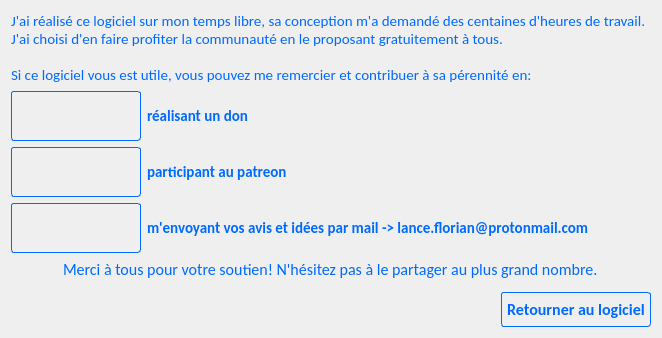
FlorianLance/PhotosConsigne, file PhotosConsigne/ui/Support.ui: the form before one commit.
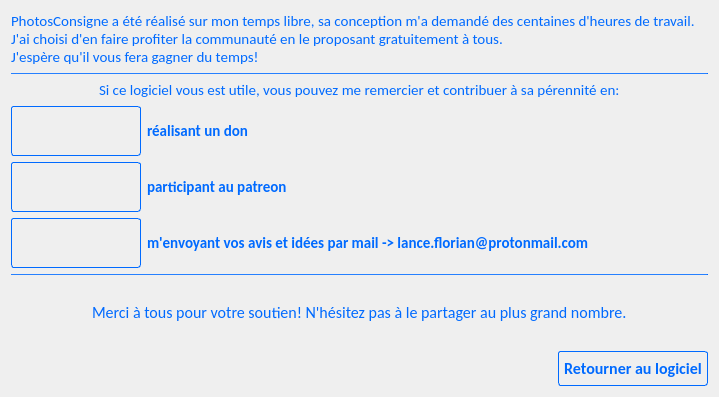
The form after the commit. Icons and pictures are not drawn.

```diff
--- a/PhotosConsigne/ui/Support.ui
+++ b/PhotosConsigne/ui/Support.ui
@@ -6,8 +6,8 @@
    <rect>
     <x>0</x>
     <y>0</y>
-    <width>662</width>
-    <height>338</height>
+    <width>719</width>
+    <height>397</height>
    </rect>
   </property>
   <property name="minimumSize">
@@ -44,10 +44,41 @@
 </string>
      </property>
      <property name="text">
-      <string>J'ai réalisé ce logiciel sur mon temps libre, sa conception m'a demandé des centaines d'heures de travail.
+      <string>PhotosConsigne a été réalisé sur mon temps libre, sa conception m'a demandé des centaines d'heures de travail.
 J'ai choisi d'en faire profiter la communauté en le proposant gratuitement à tous.
+J'espère qu'il vous fera gagner du temps!</string>
+     </property>
+    </widget>
+   </item>
+   <item>
+    <widget class="Line" name="line">
+     <property name="maximumSize">
+      <size>
+       <width>16777215</width>
+       <height>1</height>
+      </size>
+     </property>
+     <property name="styleSheet">
+      <string notr="true">	background-color : rgb(0,106,255);</string>
+     </property>
+     <property name="orientation">
+      <enum>Qt::Horizontal</enum>
+     </property>
+    </widget>
+   </item>
+   <item alignment="Qt::AlignHCenter">
+    <widget class="QLabel" name="label_2">
+     <property name="styleSheet">
+      <string notr="true">QWidget {
+  
+	color : rgb(0,106,255);
+    font:  11pt Calibri;
 
-Si ce logiciel vous est utile, vous pouvez me remercier et contribuer à sa pérennité en:</string>
+ }
+</string>
+     </property>
+     <property name="text">
+      <string>Si ce logiciel vous est utile, vous pouvez me remercier et contribuer à sa pérennité en:</string>
      </property>
     </widget>
    </item>
@@ -282,6 +313,35 @@
      </item>
     </layout>
    </item>
+   <item>
+    <widget class="Line" name="line_2">
+     <property name="maximumSize">
+      <size>
+       <width>16777215</width>
+       <height>1</height>
+      </size>
+     </property>
+     <property name="styleSheet">
+      <string notr="true">	background-color : rgb(0,106,255);</string>
+     </property>
+     <property name="orientation">
+      <enum>Qt::Horizontal</enum>
+     </property>
+    </widget>
+   </item>
+   <item>
+    <spacer name="verticalSpacer_2">
+     <property name="orientation">
+      <enum>Qt::Vertical</enum>
+     </property>
+     <property name="sizeHint" stdset="0">
+      <size>
+       <width>20</width>
+       <height>40</height>
+      </size>
+     </property>
+    </spacer>
+   </item>
    <item alignment="Qt::AlignHCenter">
     <widget class="QLabel" name="laThanks">
      <property name="styleSheet">
```
Left out of the diff: 6 changed lines with no effect on the pictures.
